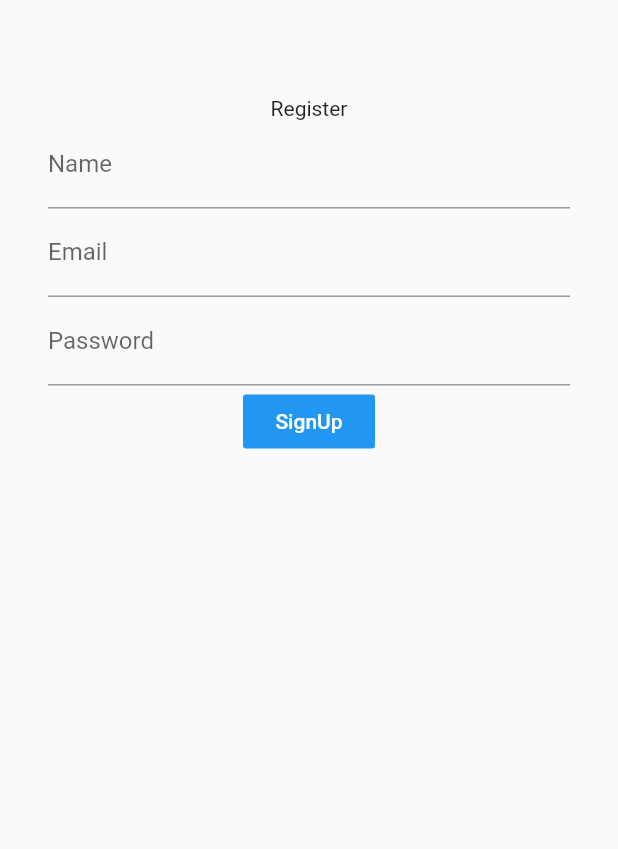
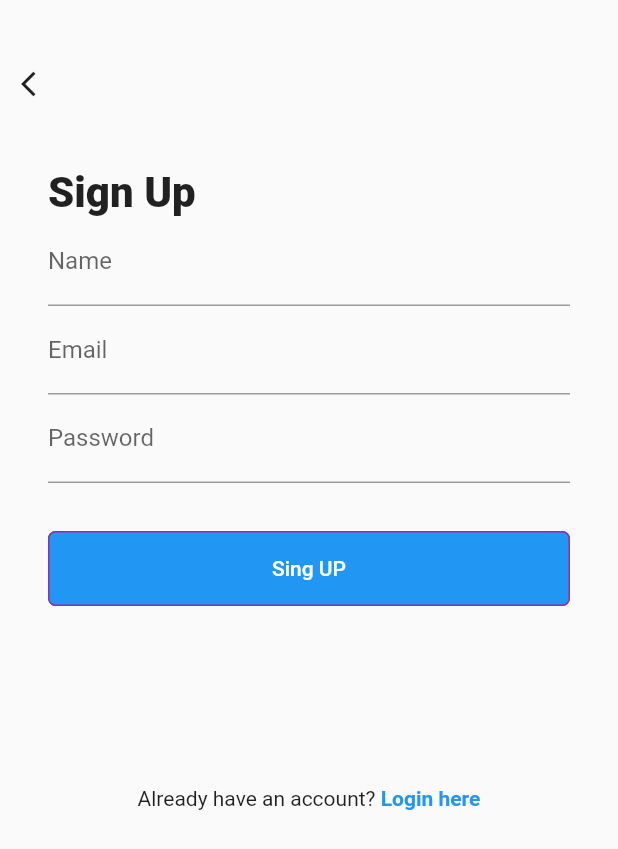
Before and after one commit to luizcasula/login_mobx, a Flutter app: the SignupView screen opened by its route, on a phone screen of 412 x 824 dp. Shown: the top 849 px of the screen. Run offline on Flutter 3.47's test engine with Material 2 defaults, Android fonts, the phone set to English and light mode, and no system bars; our stand-ins replace mobx; generated files the repository leaves out were written again.

Commit message:
update ui

```diff
--- a/lib/views/signup_view.dart
+++ b/lib/views/signup_view.dart
@@ -18,13 +18,36 @@ class _SignupViewState extends State<SignupView> {
   Widget build(BuildContext context) {
     AppStore store = Provider.of<AppStore>(context);
     return Scaffold(
-      body: SingleChildScrollView(
-        padding: EdgeInsets.fromLTRB(32, 64, 32, 64),
+      //appBar: AppBar(),
+      body: Container(
+        padding: EdgeInsets.only(top: 32),
+        child: Column(
+          crossAxisAlignment: CrossAxisAlignment.start,
+          children: <Widget>[
+            IconButton(
+              icon: Icon(
+                Icons.arrow_back_ios,
+                size: 20,
+              ),
+              onPressed: () => Navigator.pop(context),
+            ),
+            Container(
+              child: SingleChildScrollView(
+                padding: EdgeInsets.all(32),
                 child: Form(
                   key: _formKey,
+                  child: Container(
                     child: Column(
                       children: <Widget>[
-              Text("Register"),
+                        Container(
+                          width: double.infinity,
+                          alignment: Alignment.centerLeft,
+                          child: Text(
+                            "Sign Up",
+                            style: TextStyle(
+                                fontWeight: FontWeight.w800, fontSize: 28),
+                          ),
+                        ),
                         TextFormField(
                           keyboardType: TextInputType.text,
                           decoration: InputDecoration(
@@ -65,7 +88,9 @@ class _SignupViewState extends State<SignupView> {
                           },
                           onSaved: (value) => model.password = value,
                         ),
-              model.busy
+                        Padding(
+                          padding: const EdgeInsets.only(top: 32),
+                          child: model.busy
                               ? Padding(
                                   padding: const EdgeInsets.all(32),
                                   child: Center(
@@ -74,10 +99,17 @@ class _SignupViewState extends State<SignupView> {
                                     ),
                                   ),
                                 )
-                  : FlatButton(
+                              : Container(
+                                  width: double.infinity,
+                                  height: 50,
+                                  child: FlatButton(
                                     color: Theme.of(context).primaryColor,
+                                    shape: RoundedRectangleBorder(
+                                      borderRadius: BorderRadius.circular(5),
+                                      side: BorderSide(color: Colors.purple),
+                                    ),
                                     child: Text(
-                        "SignUp",
+                                      "Sing UP",
                                       style: TextStyle(color: Colors.white),
                                     ),
                                     onPressed: () {
@@ -97,15 +129,38 @@ class _SignupViewState extends State<SignupView> {
                                             data.picture,
                                             data.token,
                                           );
-                            //Navigator.pushReplacementNamed(context, "/home");
-
-                            Navigator.pushNamedAndRemoveUntil(context, "/home", ModalRoute.withName("/"));
+                                          Navigator.pushNamed(context, "/home");
+                                          //Navigator.pushNamedAndRemoveUntil(context, "/home", ModalRoute.withName("/login"));
                                         });
                                       }
                                     },
+                                  ),
+                                ),
+                        ),
+                        Padding(padding: EdgeInsets.only(top: 120)),
+                        Row(
+                          mainAxisAlignment: MainAxisAlignment.center,
+                          children: <Widget>[
+                            Text("Already have an account? "),
+                            GestureDetector(
+                              child: Text(
+                                "Login here",
+                                style: TextStyle(
+                                    color: Theme.of(context).primaryColor,
+                                    fontWeight: FontWeight.w700),
+                              ),
+                              onTap: () =>
+                                  Navigator.pushNamed(context, "/signup"),
+                            )
+                          ],
                         )
                       ],
                     ),
+                  ),
+                ),
+              ),
+            ),
+          ],
         ),
       ),
     );
@@ -113,100 +168,16 @@ class _SignupViewState extends State<SignupView> {
 }
 
 /*
- @override
-  Widget build(BuildContext context) {
-    AppStore store = Provider.of<AppStore>(context);
-    return Scaffold(
-      body: SingleChildScrollView(
-        padding: EdgeInsets.fromLTRB(32, 64, 32, 64),
-        child: Form(
-          key: _formKey,
-          child: Column(
-            children: <Widget>[
-              Text("Register"),
-              TextFormField(
-                keyboardType: TextInputType.text,
-                decoration: InputDecoration(
-                  labelText: "Name",
+Padding(
+                  padding: const EdgeInsets.only(left: 16),
+                  child: GestureDetector(
+                    child: Text(
+                      "Sign Up",
+                      style: TextStyle(
+                          color: Theme.of(context).primaryColor,
+                          fontWeight: FontWeight.w700),
                     ),
-                validator: (value) {
-                  if (value.isEmpty) {
-                    return 'Name invalid';
-                  }
-                  return null;
-                },
-                onSaved: (value) => model.name = value,
-              ),
-              TextFormField(
-                keyboardType: TextInputType.text,
-                decoration: InputDecoration(
-                  labelText: "Email",
-                ),
-                validator: (value) {
-                  if (value.isEmpty) {
-                    return 'Email invalid';
-                  }
-                  return null;
-                },
-                onSaved: (value) => model.email = value,
-              ),
-              TextFormField(
-                keyboardType: TextInputType.text,
-                obscureText: true,
-                decoration: InputDecoration(
-                  labelText: "Password",
-                ),
-                validator: (value) {
-                  if (value.isEmpty) {
-                    return 'Password invalid';
-                  }
-                  return null;
-                },
-                onSaved: (value) => model.password = value,
-              ),
-              model.busy
-                  ? Padding(
-                      padding: const EdgeInsets.all(32),
-                      child: Center(
-                        child: Container(
-                          child: CircularProgressIndicator(),
-                        ),
+                    onTap: () => Navigator.pop(context),
                   ),
                 )
-                  : FlatButton(
-                      color: Theme.of(context).primaryColor,
-                      child: Text(
-                        "SignUp",
-                        style: TextStyle(color: Colors.white),
-                      ),
-                      onPressed: () {
-                        if (_formKey.currentState.validate()) {
-                          _formKey.currentState.save();
-                        }
-
-                        print(model.name);
-                        print(model.email);
-                        print(model.password);
-
-                        setState(() {});
-                        _controller.create(model).then((data) {
-                          setState(() {});
-                          print(data.token);
-                          store.setUser(
-                            data.name,
-                            data.email,
-                            data.picture,
-                            data.token,
-                          );
-                          Navigator.pushNamed(context, "/home");
-                        });
-                      },
-                    )
-            ],
-          ),
-        ),
-      ),
-    );
-  }
-}
 */
```
Lines whose indentation alone changed are shown as unchanged.
